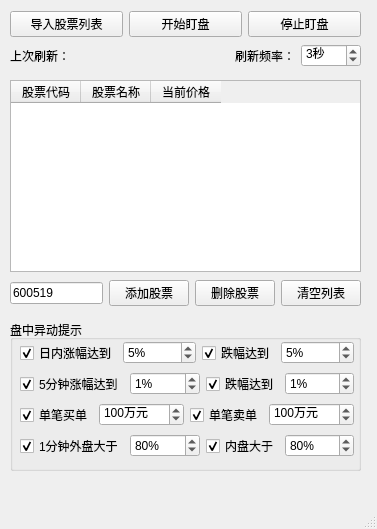
Old version of the form QtDesign/LiveTracker.ui in the repository victor647/QuantumStockTrade.
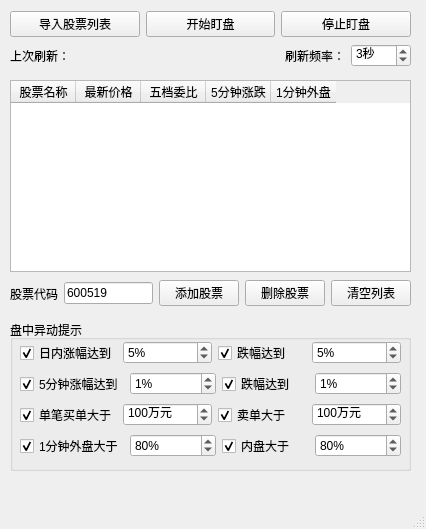
New version of the form.

The edit to the form file:
```diff
--- a/QtDesign/LiveTracker.ui
+++ b/QtDesign/LiveTracker.ui
@@ -6,7 +6,7 @@
    <rect>
     <x>0</x>
     <y>0</y>
-    <width>377</width>
+    <width>426</width>
     <height>529</height>
    </rect>
   </property>
@@ -19,7 +19,7 @@
      <rect>
       <x>10</x>
       <y>80</y>
-      <width>351</width>
+      <width>401</width>
       <height>192</height>
      </rect>
     </property>
@@ -30,13 +30,8 @@
      </font>
     </property>
     <attribute name="horizontalHeaderDefaultSectionSize">
-     <number>70</number>
+     <number>65</number>
     </attribute>
-    <column>
-     <property name="text">
-      <string>股票代码</string>
-     </property>
-    </column>
     <column>
      <property name="text">
       <string>股票名称</string>
@@ -44,7 +39,22 @@
     </column>
     <column>
      <property name="text">
-      <string>当前价格</string>
+      <string>最新价格</string>
+     </property>
+    </column>
+    <column>
+     <property name="text">
+      <string>五档委比</string>
+     </property>
+    </column>
+    <column>
+     <property name="text">
+      <string>5分钟涨跌</string>
+     </property>
+    </column>
+    <column>
+     <property name="text">
+      <string>1分钟外盘</string>
      </property>
     </column>
    </widget>
@@ -53,7 +63,7 @@
      <rect>
       <x>10</x>
       <y>320</y>
-      <width>351</width>
+      <width>401</width>
       <height>151</height>
      </rect>
     </property>
@@ -71,7 +81,7 @@
       <rect>
        <x>10</x>
        <y>20</y>
-       <width>334</width>
+       <width>381</width>
        <height>120</height>
       </rect>
      </property>
@@ -241,7 +251,7 @@
            </font>
           </property>
           <property name="text">
-           <string>单笔买单</string>
+           <string>单笔买单大于</string>
           </property>
           <property name="checked">
            <bool>true</bool>
@@ -279,7 +289,7 @@
            </font>
           </property>
           <property name="text">
-           <string>单笔卖单</string>
+           <string>卖单大于</string>
           </property>
           <property name="checked">
            <bool>true</bool>
@@ -398,7 +408,7 @@
      <rect>
       <x>10</x>
       <y>10</y>
-      <width>351</width>
+      <width>401</width>
       <height>60</height>
      </rect>
     </property>
@@ -510,11 +520,23 @@
      <rect>
       <x>10</x>
       <y>280</y>
-      <width>351</width>
+      <width>401</width>
       <height>27</height>
      </rect>
     </property>
     <layout class="QHBoxLayout" name="horizontalLayout_7">
+     <item>
+      <widget class="QLabel" name="lblNewStockCode">
+       <property name="font">
+        <font>
+         <family>Microsoft YaHei UI</family>
+        </font>
+       </property>
+       <property name="text">
+        <string>股票代码</string>
+       </property>
+      </widget>
+     </item>
      <item>
       <widget class="QLineEdit" name="iptStockCode">
        <property name="text">
```
Left out of the diff: 2 changed lines with no effect on the pictures.
